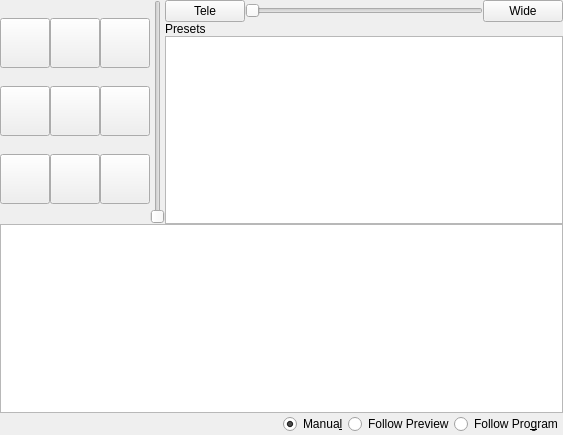
Above: ptz-controls.ui from glikely/obs-ptz before the change. Below: the same form after it.
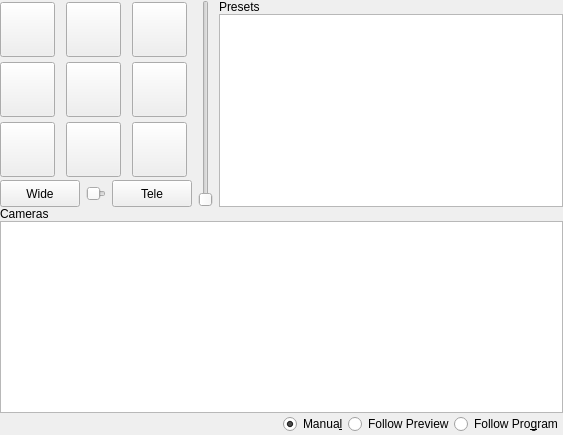
That is the form after the change. Icons and pictures are not drawn.

Commit message:
Move zoom controls under PTZ arrows
The zoom controls off to the side was a little confusing. Move them
under the direction arrows.

Diff of the .ui file:
```diff
--- a/ptz-controls.ui
+++ b/ptz-controls.ui
@@ -43,26 +43,30 @@
      <number>0</number>
     </property>
     <item>
-     <layout class="QVBoxLayout" name="verticalLayout">
+     <layout class="QVBoxLayout" name="verticalLayout" stretch="0,0,1,0">
       <property name="sizeConstraint">
        <enum>QLayout::SetDefaultConstraint</enum>
       </property>
       <item>
-       <layout class="QHBoxLayout" name="horizontalLayout">
-        <item>
-         <layout class="QGridLayout" name="gridLayout">
+       <layout class="QGridLayout" name="gridLayout" columnstretch="0,0,0,0,1" rowminimumheight="60,60,60,0" columnminimumwidth="60,60,60,0,0">
+        <property name="sizeConstraint">
+         <enum>QLayout::SetMinimumSize</enum>
+        </property>
+        <property name="horizontalSpacing">
+         <number>6</number>
+        </property>
           <item row="0" column="0">
            <widget class="QPushButton" name="panTiltButton_upleft">
             <property name="sizePolicy">
-             <sizepolicy hsizetype="Minimum" vsizetype="Minimum">
+           <sizepolicy hsizetype="Fixed" vsizetype="Fixed">
               <horstretch>0</horstretch>
               <verstretch>0</verstretch>
              </sizepolicy>
             </property>
             <property name="minimumSize">
              <size>
-              <width>50</width>
-              <height>50</height>
+            <width>55</width>
+            <height>55</height>
              </size>
             </property>
             <property name="text">
@@ -74,46 +78,18 @@
             </property>
            </widget>
           </item>
-          <item row="1" column="0">
-           <widget class="QPushButton" name="panTiltButton_left">
-            <property name="minimumSize">
-             <size>
-              <width>50</width>
-              <height>50</height>
-             </size>
-            </property>
-            <property name="text">
-             <string/>
-            </property>
-            <property name="icon">
-             <iconset resource="ptz-controls.qrc">
-              <normaloff>:/icons/icons/pantilt_left.svg</normaloff>:/icons/icons/pantilt_left.svg</iconset>
-            </property>
-           </widget>
-          </item>
-          <item row="2" column="0">
-           <widget class="QPushButton" name="panTiltButton_downleft">
-            <property name="minimumSize">
-             <size>
-              <width>50</width>
-              <height>50</height>
-             </size>
-            </property>
-            <property name="text">
-             <string/>
-            </property>
-            <property name="icon">
-             <iconset resource="ptz-controls.qrc">
-              <normaloff>:/icons/icons/pantilt_downleft.svg</normaloff>:/icons/icons/pantilt_downleft.svg</iconset>
-            </property>
-           </widget>
-          </item>
           <item row="0" column="1">
            <widget class="QPushButton" name="panTiltButton_up">
+          <property name="sizePolicy">
+           <sizepolicy hsizetype="Fixed" vsizetype="Fixed">
+            <horstretch>0</horstretch>
+            <verstretch>0</verstretch>
+           </sizepolicy>
+          </property>
             <property name="minimumSize">
              <size>
-              <width>50</width>
-              <height>50</height>
+            <width>55</width>
+            <height>55</height>
              </size>
             </property>
             <property name="text">
@@ -125,12 +101,41 @@
             </property>
            </widget>
           </item>
+        <item row="2" column="2">
+         <widget class="QPushButton" name="panTiltButton_downright">
+          <property name="sizePolicy">
+           <sizepolicy hsizetype="Fixed" vsizetype="Fixed">
+            <horstretch>0</horstretch>
+            <verstretch>0</verstretch>
+           </sizepolicy>
+          </property>
+          <property name="minimumSize">
+           <size>
+            <width>55</width>
+            <height>55</height>
+           </size>
+          </property>
+          <property name="text">
+           <string/>
+          </property>
+          <property name="icon">
+           <iconset resource="ptz-controls.qrc">
+            <normaloff>:/icons/icons/pantilt_downright.svg</normaloff>:/icons/icons/pantilt_downright.svg</iconset>
+          </property>
+         </widget>
+        </item>
           <item row="0" column="2">
            <widget class="QPushButton" name="panTiltButton_upright">
+          <property name="sizePolicy">
+           <sizepolicy hsizetype="Fixed" vsizetype="Fixed">
+            <horstretch>0</horstretch>
+            <verstretch>0</verstretch>
+           </sizepolicy>
+          </property>
             <property name="minimumSize">
              <size>
-              <width>50</width>
-              <height>50</height>
+            <width>55</width>
+            <height>55</height>
              </size>
             </property>
             <property name="text">
@@ -142,12 +147,25 @@
             </property>
            </widget>
           </item>
-          <item row="1" column="2">
-           <widget class="QPushButton" name="panTiltButton_right">
+        <item row="0" column="3" rowspan="4">
+         <widget class="QSlider" name="speedSlider">
+          <property name="orientation">
+           <enum>Qt::Vertical</enum>
+          </property>
+         </widget>
+        </item>
+        <item row="1" column="1">
+         <widget class="QPushButton" name="panTiltButton_home">
+          <property name="sizePolicy">
+           <sizepolicy hsizetype="Fixed" vsizetype="Fixed">
+            <horstretch>0</horstretch>
+            <verstretch>0</verstretch>
+           </sizepolicy>
+          </property>
             <property name="minimumSize">
              <size>
-              <width>50</width>
-              <height>50</height>
+            <width>55</width>
+            <height>55</height>
              </size>
             </property>
             <property name="text">
@@ -155,16 +173,45 @@
             </property>
             <property name="icon">
              <iconset resource="ptz-controls.qrc">
-              <normaloff>:/icons/icons/pantilt_right.svg</normaloff>:/icons/icons/pantilt_right.svg</iconset>
+            <normaloff>:/icons/icons/pantilt_home.svg</normaloff>:/icons/icons/pantilt_home.svg</iconset>
+          </property>
+         </widget>
+        </item>
+        <item row="1" column="0">
+         <widget class="QPushButton" name="panTiltButton_left">
+          <property name="sizePolicy">
+           <sizepolicy hsizetype="Fixed" vsizetype="Fixed">
+            <horstretch>0</horstretch>
+            <verstretch>0</verstretch>
+           </sizepolicy>
+          </property>
+          <property name="minimumSize">
+           <size>
+            <width>55</width>
+            <height>55</height>
+           </size>
+          </property>
+          <property name="text">
+           <string/>
+          </property>
+          <property name="icon">
+           <iconset resource="ptz-controls.qrc">
+            <normaloff>:/icons/icons/pantilt_left.svg</normaloff>:/icons/icons/pantilt_left.svg</iconset>
             </property>
            </widget>
           </item>
           <item row="2" column="1">
            <widget class="QPushButton" name="panTiltButton_down">
+          <property name="sizePolicy">
+           <sizepolicy hsizetype="Fixed" vsizetype="Fixed">
+            <horstretch>0</horstretch>
+            <verstretch>0</verstretch>
+           </sizepolicy>
+          </property>
             <property name="minimumSize">
              <size>
-              <width>50</width>
-              <height>50</height>
+            <width>55</width>
+            <height>55</height>
              </size>
             </property>
             <property name="maximumSize">
@@ -182,12 +229,18 @@
             </property>
            </widget>
           </item>
-          <item row="2" column="2">
-           <widget class="QPushButton" name="panTiltButton_downright">
+        <item row="2" column="0">
+         <widget class="QPushButton" name="panTiltButton_downleft">
+          <property name="sizePolicy">
+           <sizepolicy hsizetype="Fixed" vsizetype="Fixed">
+            <horstretch>0</horstretch>
+            <verstretch>0</verstretch>
+           </sizepolicy>
+          </property>
             <property name="minimumSize">
              <size>
-              <width>50</width>
-              <height>50</height>
+            <width>55</width>
+            <height>55</height>
              </size>
             </property>
             <property name="text">
@@ -199,14 +252,20 @@
             </property>
            </widget>
           </item>
-          <item row="1" column="1">
-           <widget class="QPushButton" name="panTiltButton_home">
+        <item row="1" column="2">
+         <widget class="QPushButton" name="panTiltButton_right">
             <property name="sizePolicy">
-             <sizepolicy hsizetype="Minimum" vsizetype="Minimum">
+           <sizepolicy hsizetype="Fixed" vsizetype="Fixed">
               <horstretch>0</horstretch>
               <verstretch>0</verstretch>
              </sizepolicy>
             </property>
+          <property name="minimumSize">
+           <size>
+            <width>55</width>
+            <height>55</height>
+           </size>
+          </property>
             <property name="text">
              <string/>
             </property>
@@ -216,42 +275,63 @@
             </property>
            </widget>
           </item>
-         </layout>
-        </item>
-        <item>
-         <widget class="QSlider" name="speedSlider">
-          <property name="orientation">
-           <enum>Qt::Vertical</enum>
+        <item row="3" column="0" colspan="3">
+         <layout class="QHBoxLayout" name="zoomControlsHorizontalLayout" stretch="0,1,0">
+          <property name="spacing">
+           <number>6</number>
           </property>
-         </widget>
-        </item>
-        <item>
-         <layout class="QVBoxLayout" name="verticalLayout_2">
-          <item>
-           <layout class="QHBoxLayout" name="zoomControlsHorizontalLayout">
-            <item>
-             <widget class="QPushButton" name="zoomButton_tele">
-              <property name="text">
-               <string>Tele</string>
-              </property>
-             </widget>
-            </item>
-            <item>
-             <widget class="QSlider" name="horizontalSlider">
-              <property name="orientation">
-               <enum>Qt::Horizontal</enum>
-              </property>
-             </widget>
-            </item>
             <item>
              <widget class="QPushButton" name="zoomButton_wide">
+            <property name="sizePolicy">
+             <sizepolicy hsizetype="Minimum" vsizetype="Fixed">
+              <horstretch>0</horstretch>
+              <verstretch>0</verstretch>
+             </sizepolicy>
+            </property>
+            <property name="minimumSize">
+             <size>
+              <width>10</width>
+              <height>27</height>
+             </size>
+            </property>
               <property name="text">
                <string>Wide</string>
               </property>
              </widget>
             </item>
-           </layout>
-          </item>
+          <item>
+           <widget class="QSlider" name="horizontalSlider">
+            <property name="orientation">
+             <enum>Qt::Horizontal</enum>
+            </property>
+           </widget>
+          </item>
+          <item>
+           <widget class="QPushButton" name="zoomButton_tele">
+            <property name="sizePolicy">
+             <sizepolicy hsizetype="Minimum" vsizetype="Fixed">
+              <horstretch>0</horstretch>
+              <verstretch>0</verstretch>
+             </sizepolicy>
+            </property>
+            <property name="minimumSize">
+             <size>
+              <width>50</width>
+              <height>27</height>
+             </size>
+            </property>
+            <property name="layoutDirection">
+             <enum>Qt::LeftToRight</enum>
+            </property>
+            <property name="text">
+             <string>Tele</string>
+            </property>
+           </widget>
+          </item>
+         </layout>
+        </item>
+        <item row="0" column="4" rowspan="4">
+         <layout class="QVBoxLayout" name="verticalLayout_2" stretch="0,1">
           <item>
            <widget class="QLabel" name="label">
             <property name="text">
@@ -273,6 +353,13 @@
         </item>
        </layout>
       </item>
+      <item>
+       <widget class="QLabel" name="label_2">
+        <property name="text">
+         <string>Cameras</string>
+        </property>
+       </widget>
+      </item>
       <item>
        <widget class="QListView" name="cameraList">
         <property name="sizePolicy">
```
Left out of the diff: 4 changed lines with no effect on the pictures. Lines whose indentation alone changed are shown as unchanged.
